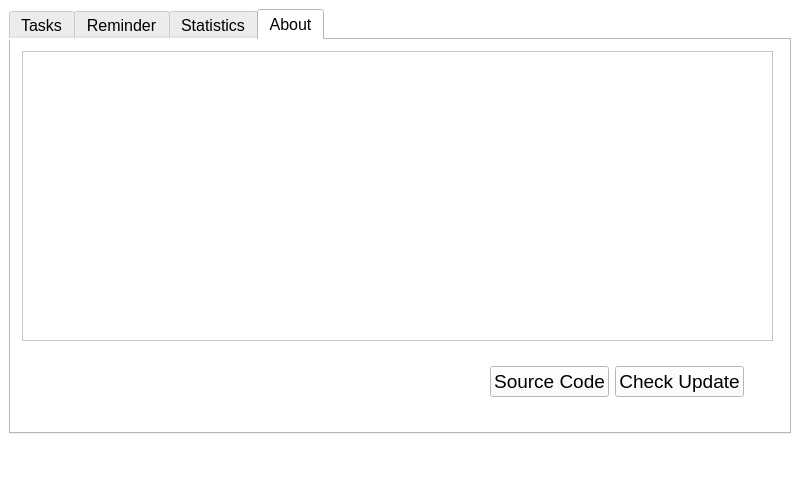
Qt form MainWindow.ui (songquanpeng/time-master) before a commit.
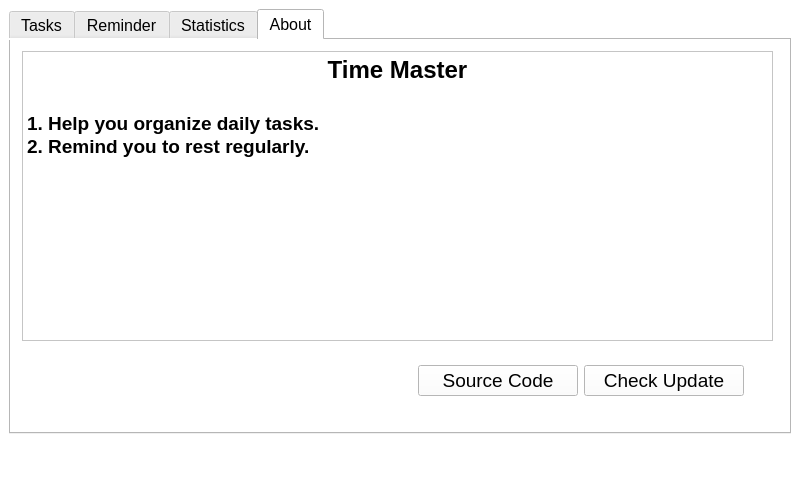
The same form after that commit. The open tabs and pages were chosen to show the change. Icons and pictures are not drawn.

Commit message: :construction: about page is done

What changed in the file:
```diff
--- a/MainWindow.ui
+++ b/MainWindow.ui
@@ -591,17 +591,30 @@
           <height>0</height>
          </size>
         </property>
+        <property name="styleSheet">
+         <string notr="true">font: 75 10pt &quot;Microsoft YaHei UI&quot;;</string>
+        </property>
+        <property name="html">
+         <string>&lt;!DOCTYPE HTML PUBLIC &quot;-//W3C//DTD HTML 4.0//EN&quot; &quot;http://www.w3.org/TR/REC-html40/strict.dtd&quot;&gt;
+&lt;html&gt;&lt;head&gt;&lt;meta name=&quot;qrichtext&quot; content=&quot;1&quot; /&gt;&lt;style type=&quot;text/css&quot;&gt;
+p, li { white-space: pre-wrap; }
+&lt;/style&gt;&lt;/head&gt;&lt;body style=&quot; font-family:'Microsoft YaHei UI'; font-size:10pt; font-weight:72; font-style:normal;&quot;&gt;
+&lt;p align=&quot;center&quot; style=&quot; margin-top:0px; margin-bottom:0px; margin-left:0px; margin-right:0px; -qt-block-indent:0; text-indent:0px;&quot;&gt;&lt;span style=&quot; font-family:'SimSun'; font-size:18pt; font-weight:600;&quot;&gt;Time Master&lt;/span&gt;&lt;/p&gt;
+&lt;p align=&quot;center&quot; style=&quot;-qt-paragraph-type:empty; margin-top:0px; margin-bottom:0px; margin-left:0px; margin-right:0px; -qt-block-indent:0; text-indent:0px; font-family:'SimSun'; font-size:18pt; font-weight:600;&quot;&gt;&lt;br /&gt;&lt;/p&gt;
+&lt;p style=&quot; margin-top:0px; margin-bottom:0px; margin-left:0px; margin-right:0px; -qt-block-indent:0; text-indent:0px;&quot;&gt;&lt;span style=&quot; font-family:'SimSun'; font-size:14pt; font-weight:600;&quot;&gt;1. Help you organize daily tasks.&lt;/span&gt;&lt;/p&gt;
+&lt;p style=&quot; margin-top:0px; margin-bottom:0px; margin-left:0px; margin-right:0px; -qt-block-indent:0; text-indent:0px;&quot;&gt;&lt;span style=&quot; font-family:'SimSun'; font-size:14pt; font-weight:600;&quot;&gt;2. Remind you to rest regularly.&lt;/span&gt;&lt;/p&gt;&lt;/body&gt;&lt;/html&gt;</string>
+        </property>
        </widget>
        <widget class="QWidget" name="">
         <property name="geometry">
          <rect>
-          <x>20</x>
+          <x>21</x>
           <y>320</y>
-          <width>713</width>
-          <height>44</height>
+          <width>712</width>
+          <height>42</height>
          </rect>
         </property>
-        <layout class="QHBoxLayout" name="horizontalLayout_7">
+        <layout class="QHBoxLayout" name="horizontalLayout_6">
          <item>
           <spacer name="horizontalSpacer_4">
            <property name="orientation">
@@ -609,16 +622,20 @@
            </property>
            <property name="sizeHint" stdset="0">
             <size>
-             <width>408</width>
+             <width>378</width>
              <height>20</height>
             </size>
            </property>
           </spacer>
          </item>
          <item>
-          <layout class="QHBoxLayout" name="horizontalLayout_6">
-           <item>
             <widget class="QPushButton" name="sourceCodeBtn">
+           <property name="minimumSize">
+            <size>
+             <width>160</width>
+             <height>0</height>
+            </size>
+           </property>
              <property name="font">
               <font>
                <family>Segoe UI</family>
@@ -634,6 +651,12 @@
            </item>
            <item>
             <widget class="QPushButton" name="checkUpdateBtn">
+           <property name="minimumSize">
+            <size>
+             <width>160</width>
+             <height>0</height>
+            </size>
+           </property>
              <property name="font">
               <font>
                <family>Segoe UI</family>
@@ -646,8 +669,6 @@
               <string>Check Update</string>
              </property>
             </widget>
-           </item>
-          </layout>
          </item>
         </layout>
        </widget>
```
Lines whose indentation alone changed are shown as unchanged. The commit also changes 2 other files.
